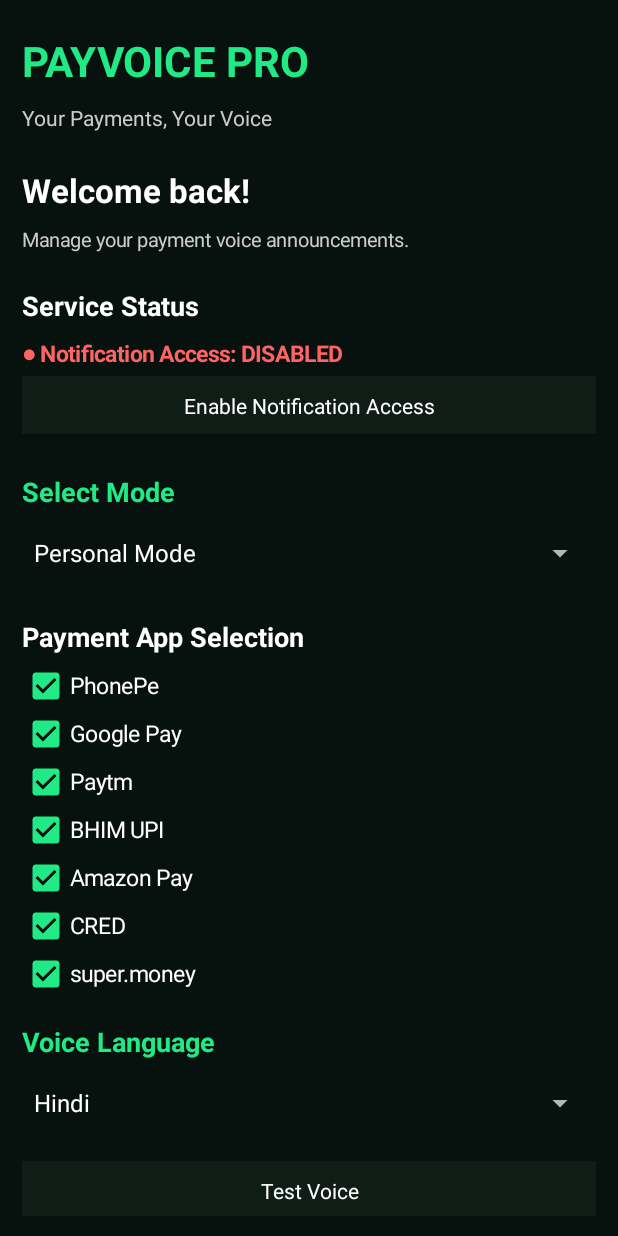
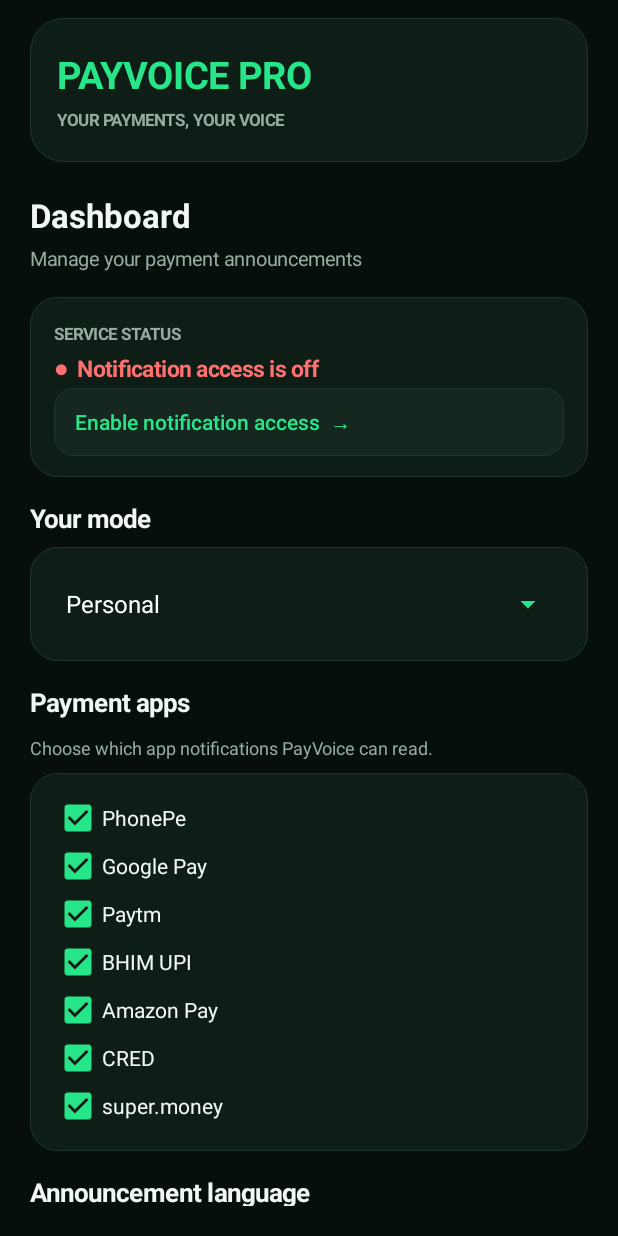
Before and after one commit to ajayyadav2310/PayVoicePro, an Android app: the screen it shows after launch (MainActivity), on a phone screen of 412 x 824 dp. Run offline under Robolectric (Android 15) with nearby library versions, the phone set to English and light mode, and no system bars.

Commit message:
Refactor MainActivity layout and notification access
Refactor MainActivity layout and color settings, update access button to TextView, and improve notification access handling.

```diff
--- a/app/src/main/java/com/ajay/payvoicepro/MainActivity.kt
+++ b/app/src/main/java/com/ajay/payvoicepro/MainActivity.kt
@@ -1,24 +1,29 @@
 package com.ajay.payvoicepro
 
 import android.app.Activity
+import android.content.ComponentName
 import android.content.Intent
+import android.content.res.ColorStateList
 import android.graphics.Color
 import android.graphics.Typeface
+import android.graphics.drawable.GradientDrawable
 import android.os.Bundle
 import android.provider.Settings
+import android.view.Gravity
 import android.view.View
 import android.widget.*
-import android.content.res.ColorStateList
-import android.content.ComponentName
 
 class MainActivity : Activity() {
 
-    private val green = Color.rgb(33, 233, 133)
-    private val bg = Color.rgb(7, 17, 13)
-    private val card = Color.rgb(16, 28, 22)
+    private val bg = Color.rgb(6, 15, 12)
+    private val surface = Color.rgb(15, 29, 23)
+    private val surface2 = Color.rgb(21, 39, 31)
+    private val green = Color.rgb(39, 230, 137)
+    private val white = Color.rgb(241, 247, 243)
+    private val muted = Color.rgb(151, 171, 159)
 
     private lateinit var statusText: TextView
-    private lateinit var accessButton: Button
+    private lateinit var accessButton: TextView
 
     private val apps = listOf(
         "PhonePe" to "com.phonepe.app",
@@ -36,135 +41,119 @@ class MainActivity : Activity() {
 
     override fun onCreate(savedInstanceState: Bundle?) {
         super.onCreate(savedInstanceState)
-
         window.statusBarColor = bg
         window.navigationBarColor = bg
-
         showDashboard()
     }
 
     override fun onResume() {
         super.onResume()
-
-        if (::statusText.isInitialized) {
-            updateAccessStatus()
-        }
+        if (::statusText.isInitialized) updateAccessStatus()
     }
 
     private fun isNotificationAccessEnabled(): Boolean {
         val component = ComponentName(
-            this,
-            PaymentNotificationListener::class.java
+            this, PaymentNotificationListener::class.java
         )
-
-        val enabledListeners = Settings.Secure.getString(
-            contentResolver,
-            "enabled_notification_listeners"
+        val enabled = Settings.Secure.getString(
+            contentResolver, "enabled_notification_listeners"
         ) ?: return false
 
-        return enabledListeners.split(":").any {
+        return enabled.split(":").any {
             ComponentName.unflattenFromString(it) == component
         }
     }
 
     private fun updateAccessStatus() {
+        val active = isNotificationAccessEnabled()
+        statusText.text = if (active)
+            "●  Notification access is active"
+        else
+            "●  Notification access is off"
 
-        val enabled = isNotificationAccessEnabled()
+        statusText.setTextColor(
+            if (active) green else Color.rgb(255, 112, 112)
+        )
 
-        if (enabled) {
-            statusText.text = "● Notification Access: ACTIVE"
-            statusText.setTextColor(green)
+        accessButton.text = if (active)
+            "Notification access enabled  ✓"
+        else
+            "Enable notification access  →"
 
-            accessButton.text = "Notification Access Enabled"
-            accessButton.isEnabled = false
-            accessButton.alpha = 0.65f
-
-        } else {
-            statusText.text = "● Notification Access: DISABLED"
-            statusText.setTextColor(Color.rgb(255, 100, 100))
-
-            accessButton.text = "Enable Notification Access"
-            accessButton.isEnabled = true
-            accessButton.alpha = 1f
-        }
+        accessButton.alpha = if (active) 0.72f else 1f
     }
 
     private fun showDashboard() {
-
         val root = LinearLayout(this).apply {
             orientation = LinearLayout.VERTICAL
-            setPadding(22, 25, 22, 20)
             setBackgroundColor(bg)
+            setPadding(dp(20), dp(12), dp(20), dp(20))
         }
 
-        val scroll = ScrollView(this)
+        root.setOnApplyWindowInsetsListener { view, insets ->
+            view.setPadding(
+                dp(20), dp(12) + insets.systemWindowInsetTop,
+                dp(20), dp(20)
+            )
+            insets
+        }
+
+        val scroll = ScrollView(this).apply {
+            clipToPadding = false
+            isFillViewport = true
+        }
 
         val content = LinearLayout(this).apply {
             orientation = LinearLayout.VERTICAL
+            setPadding(0, 0, 0, dp(18))
         }
 
-        content.addView(label("PAYVOICE PRO", 28f, green, true))
-        content.addView(label("Your Payments, Your Voice", 14f, Color.LTGRAY))
-
-        content.addView(space(22))
-
-        content.addView(label("Welcome back!", 22f, Color.WHITE, true))
-        content.addView(
-            label(
-                "Manage your payment voice announcements.",
-                13f,
-                Color.LTGRAY
-            )
-        )
-
-        content.addView(space(20))
-
-        content.addView(label("Service Status", 18f, Color.WHITE, true))
-
-        statusText = label(
-            "Checking Notification Access...",
-            15f,
-            Color.YELLOW,
-            true
-        )
-
-        content.addView(statusText)
-
-        accessButton = actionButton("Enable Notification Access") {
-            startActivity(
-                Intent(Settings.ACTION_NOTIFICATION_LISTENER_SETTINGS)
-            )
+        val header = LinearLayout(this).apply {
+            orientation = LinearLayout.VERTICAL
+            setPadding(dp(18), dp(18), dp(18), dp(18))
+            background = rounded(surface, 22)
         }
 
-        content.addView(accessButton)
+        header.addView(text("PAYVOICE PRO", 25f, green, true))
+        header.addView(text("YOUR PAYMENTS, YOUR VOICE", 11f, muted, true))
+        content.addView(header, matchWrap())
+        content.addView(space(18))
 
-        content.addView(space(20))
+        content.addView(text("Dashboard", 22f, white, true))
+        content.addView(text("Manage your payment announcements", 13f, muted))
+        content.addView(space(14))
 
-        content.addView(label("Select Mode", 18f, green, true))
+        val statusCard = card()
+        statusCard.addView(text("SERVICE STATUS", 11f, muted, true))
 
-        val mode = Spinner(this)
+        statusText = text("Checking notification access…", 15f, green, true)
+        statusCard.addView(statusText)
 
-        mode.adapter = ArrayAdapter(
-            this,
+        accessButton = actionTile("Enable notification access  →") {
+            startActivity(Intent(Settings.ACTION_NOTIFICATION_LISTENER_SETTINGS))
+        }
+
+        statusCard.addView(accessButton, matchWrap())
+        content.addView(statusCard, matchWrap())
+        content.addView(space(16))
+
+        content.addView(sectionTitle("Your mode"))
+
+        val mode = Spinner(this).apply {
+            adapter = ArrayAdapter(
+                this@MainActivity,
                 android.R.layout.simple_spinner_dropdown_item,
-            listOf(
-                "Personal Mode",
-                "Shopkeeper Mode",
-                "Business Mode"
+                listOf("Personal", "Shopkeeper", "Business")
             )
-        )
+            setSelection(prefs.getInt("mode", 0).coerceIn(0, 2))
+            backgroundTintList = ColorStateList.valueOf(green)
 
-        mode.setSelection(prefs.getInt("mode", 0))
-
-        mode.onItemSelectedListener =
-            object : android.widget.AdapterView.OnItemSelectedListener {
-
-                override fun onNothingSelected(
-                    parent: android.widget.AdapterView<*>?
-                ) {}
+            onItemSelectedListener =
+                object : AdapterView.OnItemSelectedListener {
+                    override fun onNothingSelected(parent: AdapterView<*>?) {}
 
                     override fun onItemSelected(
-                    parent: android.widget.AdapterView<*>?,
+                        parent: AdapterView<*>?,
                         view: View?,
                         position: Int,
                         id: Long
@@ -172,57 +161,59 @@ class MainActivity : Activity() {
                         prefs.edit().putInt("mode", position).apply()
                     }
                 }
+        }
 
-        content.addView(mode)
+        val modeCard = card()
+        modeCard.addView(mode, matchWrap())
+        content.addView(modeCard, matchWrap())
+        content.addView(space(16))
 
-        content.addView(space(22))
+        content.addView(sectionTitle("Payment apps"))
+        content.addView(
+            text("Choose which app notifications PayVoice can read.", 12f, muted)
+        )
+        content.addView(space(6))
 
-        content.addView(
-            label("Payment App Selection", 18f, Color.WHITE, true)
-        )
+        val appsCard = card()
 
         apps.forEach { (name, pkg) ->
-
             val check = CheckBox(this).apply {
                 text = name
-                textSize = 15f
-                setTextColor(Color.WHITE)
-
+                textSize = 14f
+                setTextColor(white)
                 buttonTintList = ColorStateList.valueOf(green)
-
                 isChecked = prefs.getBoolean("app_$pkg", true)
+                setPadding(0, dp(3), 0, dp(3))
 
                 setOnCheckedChangeListener { _, checked ->
                     prefs.edit().putBoolean("app_$pkg", checked).apply()
                 }
             }
-
-            content.addView(check)
+            appsCard.addView(check, matchWrap())
         }
 
-        content.addView(space(18))
+        content.addView(appsCard, matchWrap())
+        content.addView(space(16))
 
-        content.addView(label("Voice Language", 18f, green, true))
+        content.addView(sectionTitle("Announcement language"))
 
-        val language = Spinner(this)
+        val languageCard = card()
 
-        language.adapter = ArrayAdapter(
-            this,
+        val language = Spinner(this).apply {
+            adapter = ArrayAdapter(
+                this@MainActivity,
                 android.R.layout.simple_spinner_dropdown_item,
                 listOf("Hindi", "English")
             )
+            setSelection(prefs.getInt("language", 0).coerceIn(0, 1))
+            backgroundTintList = ColorStateList.valueOf(green)
 
-        language.setSelection(prefs.getInt("language", 0))
-
-        language.onItemSelectedListener =
-            object : android.widget.AdapterView.OnItemSelectedListener {
-
-                override fun onNothingSelected(
-                    parent: android.widget.AdapterView<*>?
-                ) {}
+            onItemSelectedListener =
+                object : AdapterView.OnItemSelectedListener {
+                    override fun onNothingSelected(parent: AdapterView<*>?) {}
 
                     override fun onItemSelected(
-                    parent: android.widget.AdapterView<*>?,
+                        parent: AdapterView<*>?,
                         view: View?,
                         position: Int,
                         id: Long
@@ -230,89 +221,140 @@ class MainActivity : Activity() {
                         prefs.edit().putInt("language", position).apply()
                     }
                 }
+        }
 
-        content.addView(language)
+        languageCard.addView(language, matchWrap())
+        content.addView(languageCard, matchWrap())
+        content.addView(space(16))
 
-        content.addView(space(22))
-
-        content.addView(actionButton("Test Voice") {
-            PaymentNotificationListener.speakTest(this)
-        })
+        content.addView(sectionTitle("Quick actions"))
 
         content.addView(
-            actionButton("Privacy, Terms & Support") {
+            actionTile("▶   Test voice announcement") {
+                PaymentNotificationListener.speakTest(this)
+            },
+            matchWrap()
+        )
+
+        content.addView(space(8))
+
+        content.addView(
+            actionTile("Privacy, terms & support  →") {
                 PrivacySupport.showMenu(this)
+            },
+            matchWrap()
+        )
+
+        content.addView(space(20))
+
+        val footer = LinearLayout(this).apply {
+            orientation = LinearLayout.VERTICAL
+            gravity = Gravity.CENTER
+            setPadding(dp(12), dp(16), dp(12), dp(12))
+            background = rounded(surface, 18)
+        }
+
+        footer.addView(
+            text("PAYVOICE PRO", 14f, green, true).apply {
+                gravity = Gravity.CENTER
             }
         )
 
-        content.addView(space(22))
+        footer.addView(
+            text(
+                "Version 1.0.0  •  Support: ajayyadav966171@gmail.com",
+                11f, muted
+            ).apply {
+                gravity = Gravity.CENTER
+            }
+        )
 
-        content.addView(label("PayVoice Pro", 16f, green, true))
-        content.addView(label("Version 1.0.0", 12f, Color.GRAY))
-        content.addView(
-            label(
-                "Support: ajayyadav966171@gmail.com",
-                12f,
-                Color.GRAY
+        content.addView(footer, matchWrap())
+
+        scroll.addView(content)
+
+        root.addView(
+            scroll,
+            LinearLayout.LayoutParams(
+                LinearLayout.LayoutParams.MATCH_PARENT,
+                LinearLayout.LayoutParams.MATCH_PARENT
             )
         )
 
-        scroll.addView(content)
-        root.addView(scroll)
-
         setContentView(root)
-
         updateAccessStatus()
     }
 
-    private fun label(
+    private fun card(): LinearLayout =
+        LinearLayout(this).apply {
+            orientation = LinearLayout.VERTICAL
+            setPadding(dp(16), dp(14), dp(16), dp(14))
+            background = rounded(surface, 18)
+        }
+
+    private fun sectionTitle(value: String): TextView =
+        text(value, 17f, white, true).apply {
+            setPadding(0, 0, 0, dp(8))
+        }
+
+    private fun text(
         value: String,
         size: Float,
         color: Int,
         bold: Boolean = false
-    ): TextView {
-
-        return TextView(this).apply {
+    ): TextView =
+        TextView(this).apply {
             text = value
             textSize = size
             setTextColor(color)
-
-            if (bold) {
-                typeface = Typeface.DEFAULT_BOLD
+            typeface = if (bold)
+                Typeface.create("sans-serif", Typeface.BOLD)
+            else
+                Typeface.create("sans-serif", Typeface.NORMAL)
+            includeFontPadding = true
+            setPadding(0, dp(3), 0, dp(3))
         }
 
-            setPadding(0, 7, 0, 7)
-        }
+    private fun actionTile(
+        title: String,
+        action: () -> Unit
+    ): TextView =
+        TextView(this).apply {
+            text = title
+            textSize = 14f
+            setTextColor(
+                if (title.startsWith("Notification access enabled"))
+                    muted else green
+            )
+            typeface = Typeface.create(
+                "sans-serif-medium", Typeface.NORMAL
+            )
+            gravity = Gravity.CENTER_VERTICAL
+            setPadding(dp(14), dp(13), dp(14), dp(13))
+            background = rounded(surface2, 13)
+            isClickable = true
+            isFocusable = true
+            setOnClickListener { action() }
         }
 
-    private fun actionButton(
-        title: String,
-        action: () -> Unit
-    ): Button {
-
-        return Button(this).apply {
-            text = title
-            isAllCaps = false
-            textSize = 14f
-            setTextColor(Color.WHITE)
-            setBackgroundColor(card)
-
-            layoutParams = LinearLayout.LayoutParams(
-                LinearLayout.LayoutParams.MATCH_PARENT,
-                58
-            ).apply {
-                bottomMargin = 12
+    private fun rounded(color: Int, radius: Int) =
+        GradientDrawable().apply {
+            setColor(color)
+            cornerRadius = dp(radius).toFloat()
+            setStroke(dp(1), Color.rgb(31, 55, 43))
         }
 
-            setOnClickListener {
-                action()
-            }
-        }
+    private fun matchWrap() =
+        LinearLayout.LayoutParams(
+            LinearLayout.LayoutParams.MATCH_PARENT,
+            LinearLayout.LayoutParams.WRAP_CONTENT
+        )
+
+    private fun space(height: Int) =
+        View(this).apply {
+            layoutParams = LinearLayout.LayoutParams(1, dp(height))
         }
 
-    private fun space(height: Int): View {
-        return View(this).apply {
-            layoutParams = LinearLayout.LayoutParams(1, height)
+    private fun dp(value: Int): Int =
+        (value * resources.displayMetrics.density).toInt()
 }
-    }
-}
```
Lines whose indentation alone changed are shown as unchanged.
